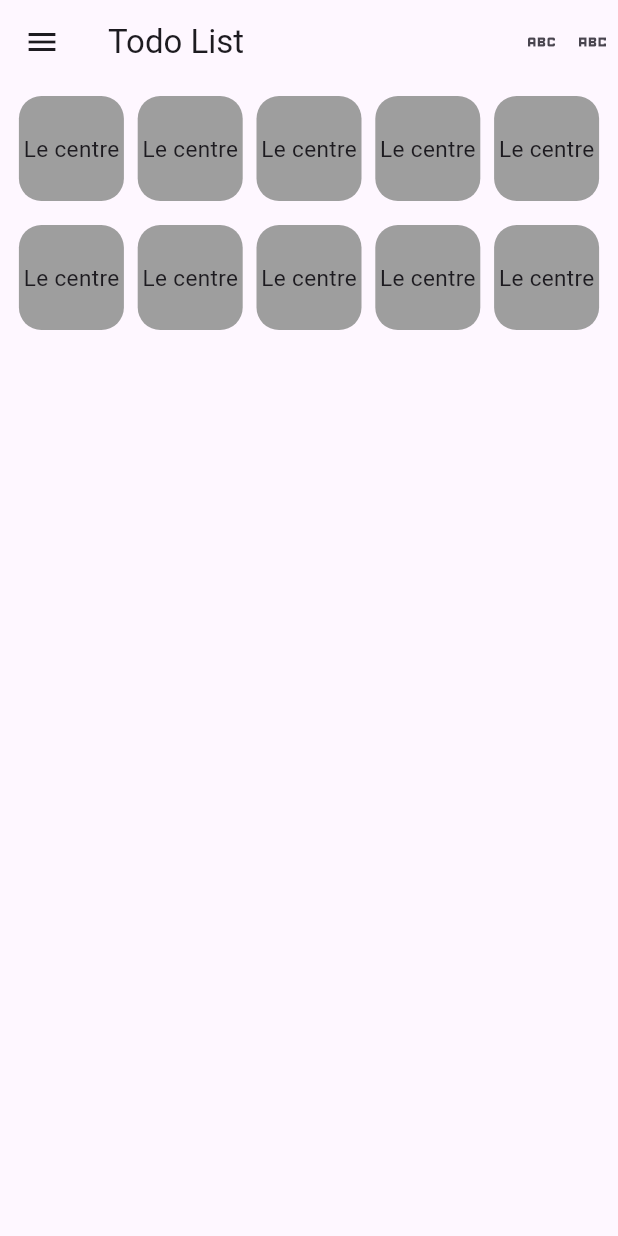
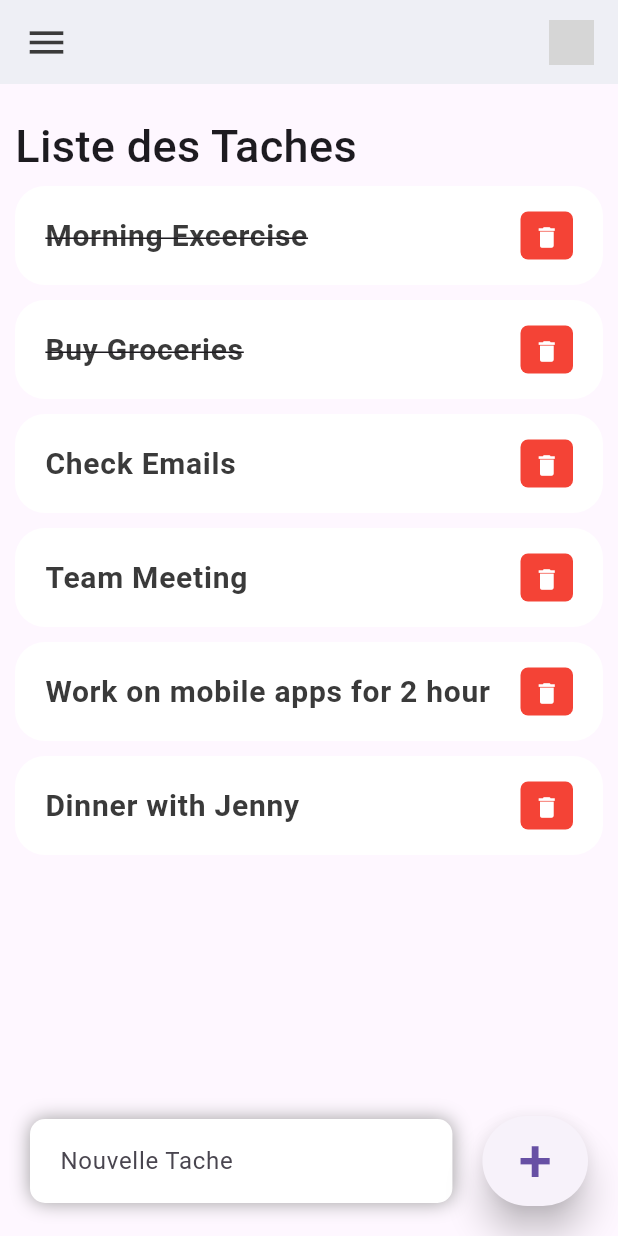
Before and after one commit to viziodev/cours_demon_2024, a Flutter app: the screen it shows after launch, on a phone screen of 412 x 824 dp. Run offline on Flutter 3.47's test engine with Material 3 defaults, Android fonts, the light colour scheme and no system bars; grey boxes are pictures that could not be loaded.

Commit message:
Lister Taches

```diff
--- a/lib/main.dart
+++ b/lib/main.dart
@@ -1,5 +1,7 @@
 import 'package:flutter/material.dart';
 import 'package:flutter/services.dart';
+import 'package:flutter/widgets.dart';
+import 'package:flutter_compteur/models/tache.model.dart';
 
 void main() {
     runApp(const MyApp());
@@ -15,73 +17,160 @@ class MyApp extends StatelessWidget {
     return MaterialApp(
       debugShowCheckedModeBanner: false,
       title: 'ToDo App',
+       home: Scaffold(
+        appBar: AppBar(
+            backgroundColor: const Color(0xFFEEEFF5),
+            elevation: 0,
+            title: Row(mainAxisAlignment: MainAxisAlignment.spaceBetween,  children: [
+            const  Icon(
+                Icons.menu,
+                color: Color(0xFF3A3A3A),
+                size: 30,
+              ),
+              Container(
+                height: 30,
+                width: 30,
+                child: ClipRRect(
+                  borderRadius: BorderRadius.circular(20),
+                  child: Image.asset('images/avatar.jpeg'),
+                ),
+              ),
+            ]),
+    ),
+    body:  Stack(
+      children: [
+           Container(
+             padding: const EdgeInsets.symmetric(
+                horizontal: 10,
+                vertical: 15,),
+                child: ListView(
+                  scrollDirection: Axis.vertical,
+                  children: [
+                  Container(
+                     margin: const EdgeInsets.only(
+                          top: 5,
+                          bottom: 5,
+                        ),
+                    child: const Text(
+                          'Liste des Taches ',
+                          style: TextStyle(
+                            fontSize: 30,
+                            fontWeight: FontWeight.w500,
+                          ),
+                        ),),
+             for(Tache tache in Tache.todoList())
+                   Padding(
+                     padding: const EdgeInsets.only(bottom: 10),
+                     child: Container(
 
-      home:Scaffold(
-        drawer: Drawer(
-          child: ListView(
-            padding: EdgeInsets.zero,
+                      child: ListTile(
+                       contentPadding:const  EdgeInsets.symmetric(horizontal: 20, vertical: 5),
+                       tileColor: Colors.white,
+                        shape: RoundedRectangleBorder(
+                         borderRadius: BorderRadius.circular(20),
+
+                       ),
+                                title:  Text(
+                                    "${tache.todoText}",
+                                      style:  TextStyle(
+                                        fontSize: 20,
+                                         fontWeight: FontWeight.bold,
+                                         color:const  Color(0xFF3A3A3A),
+                                         decoration: tache.isDone?  TextDecoration.lineThrough:null,
+                                      ),
+                               ),
+                                 trailing: Container(
+                                    padding: const EdgeInsets.all(0),
+                                    margin: const EdgeInsets.symmetric(vertical: 12),
+                                    height: 35,
+                                    width: 35,
+                                    decoration: BoxDecoration(
+                                      color: Colors.red,
+                                      borderRadius: BorderRadius.circular(5),
+                                    ),
+                                     child: IconButton(
+                                          color: Colors.white,
+                                          iconSize: 18,
+                                          icon: Icon(Icons.delete),
+                                          onPressed: () {
+                                            // print('Clicked on delete icon');
+
+                                          },
+                                        ),
+                             ),
+                     )),
+                   )
+
+                ],)
+                ,),
+                Align(
+                   alignment: Alignment.bottomCenter,
+                   child:
+                Row(
                   children: [
-                    DrawerHeader(
+                      Expanded(
+                        child: Container(
+                           margin: const EdgeInsets.only(
+                          bottom: 20,
+                          right: 20,
+                          left: 20,
+                                            ),
+                        padding:const EdgeInsets.symmetric(
+                          horizontal: 20,
+                          vertical: 4,
+                        ),
                                           decoration: BoxDecoration(
-                              color: Colors.blue,
+                                            color: Colors.white,
+                                            boxShadow: const [
+                        BoxShadow(
+                          color: Colors.grey,
+                          offset: Offset(0.0, 0.0),
+                          blurRadius: 10.0,
+                          spreadRadius: 0.0,
                         ),
-                            child: Text('Drawer Header'),
+                                            ],
+                                            borderRadius: BorderRadius.circular(10),
+                                          ),
+                          child:const TextField(
+                               decoration:  InputDecoration(
+                                    hintText: 'Nouvelle Tache',
+                                    border: InputBorder.none),
                               ),
 
-                           ListTile(
-
-                            title: const Text('Item 1'),
-                            onTap: () {
-                               print("yyyy");
-                          },
-      ),
-            ],
                                           ),
                       ),
-        appBar: AppBar(
-
-          title: const Text("Todo List"),
-          actions: const [
-             Padding(
-            padding:  EdgeInsets.all(5.0),
-            child: Icon(Icons.abc),
-          ),  Padding(
-            padding:  EdgeInsets.all(5.0),
-            child: Icon(Icons.abc_sharp),
-          )],
+ Container(
+                margin: const EdgeInsets.only(
+                  bottom: 20,
+                  right: 20,
                 ),
-        body: ListView.builder(
-          itemCount: 2,
-          itemBuilder: (context, index) {
-               return Padding(
-                 padding: const EdgeInsets.all(8.0),
-                 child: Row(
-                  mainAxisAlignment: MainAxisAlignment.spaceAround,
-                  children:  [
-                    for(int i=0;i<5;i++)
-                       Container(
-                           height: 70,
-                           width: 70,
-                           child:
-                            Center(
-                           child:   Text("Le centre",style: TextStyle(
-                              fontSize: 15,
-                                         )
+                child: ElevatedButton(
+                  child:  Text('+',
+                    style:  TextStyle(
+                      fontSize: 40,
                     ),
                   ),
-                      decoration: BoxDecoration(
-                        color: Colors.grey,
-                        borderRadius: BorderRadius.circular(15),),
+                  onPressed: () {
+
+                  },
+                  style: ElevatedButton.styleFrom(
+                    minimumSize: Size(60, 60),
+                    elevation: 10,
+
+                  ),
+                ),
               ),
 
-                  ],
-                           ),
-               );
-          },
+                  ],),
                 )
 
 
+
+
+    ]
    )
+
+       ),
       );
 
   }
--- /dev/null
+++ b/lib/models/tache.model.dart
@@ -0,0 +1,22 @@
+class Tache {
+  String? id;
+  String? todoText;
+  bool isDone;
+
+  Tache({
+    required this.id,
+    required this.todoText,
+    this.isDone = false,
+  });
+
+  static List<Tache> todoList() {
+    return [
+      Tache(id: '01', todoText: 'Morning Excercise', isDone: true ),
+      Tache(id: '02', todoText: 'Buy Groceries', isDone: true ),
+      Tache(id: '03', todoText: 'Check Emails', ),
+      Tache(id: '04', todoText: 'Team Meeting', ),
+      Tache(id: '05', todoText: 'Work on mobile apps for 2 hour', ),
+      Tache(id: '06', todoText: 'Dinner with Jenny', ),
+    ];
+  }
+}
--- a/pubspec.yaml
+++ b/pubspec.yaml
@@ -59,9 +59,8 @@ flutter:
   uses-material-design: true
 
   # To add assets to your application, add an assets section, like this:
-  # assets:
-  #   - images/a_dot_burr.jpeg
-  #   - images/a_dot_ham.jpeg
+  assets:
+      - images/
 
   # An image asset can refer to one or more resolution-specific "variants", see
   # https://flutter.dev/assets-and-images/#resolution-aware
```
Also changed, not shown: 1 other file. Lines whose indentation alone changed are shown as unchanged.
